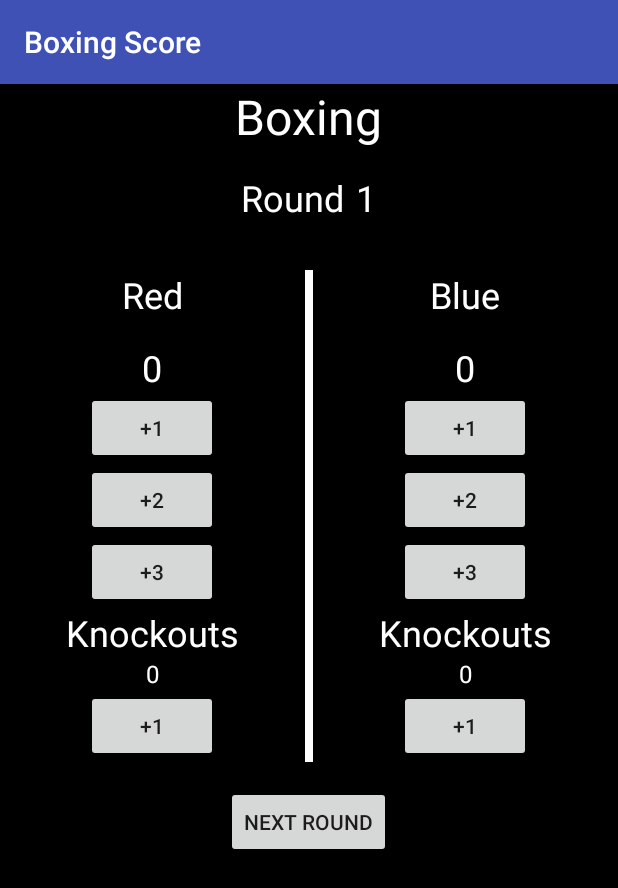
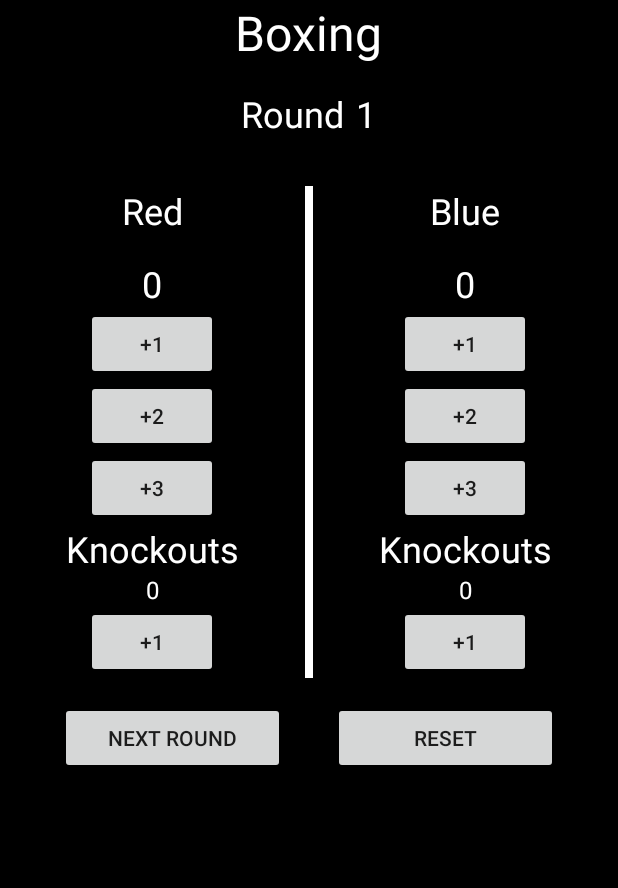
Before and after one commit to YNGDZY/BoxingScore, an Android app: the screen it shows after launch (MainActivity), on a phone screen of 412 x 824 dp. Shown: the top 888 px of the screen. Run offline under Robolectric (Android 15) with nearby library versions, the phone set to English and light mode, and no system bars.

Commit message:
Updated and issue fixed.

```diff
--- a/app/src/main/res/layout/activity_main.xml
+++ b/app/src/main/res/layout/activity_main.xml
@@ -1,5 +1,5 @@
 <?xml version="1.0" encoding="utf-8"?>
-<LinearLayout xmlns:android="http://schemas.android.com/apk/res/android"
+<ScrollView xmlns:android="http://schemas.android.com/apk/res/android"
     xmlns:app="http://schemas.android.com/apk/res-auto"
     xmlns:tools="http://schemas.android.com/tools"
     android:layout_width="match_parent"
@@ -8,6 +8,11 @@
     android:gravity="center_horizontal"
     android:orientation="vertical"
     android:background="@color/black">
+    <LinearLayout
+        android:layout_width="match_parent"
+        android:layout_height="wrap_content"
+        android:orientation="vertical"
+        android:gravity="center_horizontal">
 
     <TextView
         android:layout_width="wrap_content"
@@ -188,10 +193,22 @@
         </LinearLayout>
 
     </LinearLayout>
-    <Button
+    <LinearLayout
         android:layout_width="wrap_content"
+        android:layout_height="wrap_content">
+        <Button
+        android:layout_width="150dp"
         android:layout_height="wrap_content"
         android:id="@+id/nextRound"
         android:text="@string/next_round"
         android:layout_margin="16dp"/>
-</LinearLayout>
+
+        <Button
+            android:layout_width="150dp"
+            android:layout_height="wrap_content"
+            android:layout_margin="16dp"
+            android:text="@string/reset"
+            android:id="@+id/reset"/>
+    </LinearLayout>
+    </LinearLayout>
+</ScrollView>
--- a/app/src/main/res/values/strings.xml
+++ b/app/src/main/res/values/strings.xml
@@ -14,5 +14,6 @@
     <string name="red_5">+5</string>
     <string name="next_round">Next Round</string>
     <string name="knockout">Knockouts</string>
+    <string name="reset">Reset</string>
 
 </resources>
--- a/app/src/main/res/values/styles.xml
+++ b/app/src/main/res/values/styles.xml
@@ -1,7 +1,7 @@
 <resources>
 
     <!-- Base application theme. -->
-    <style name="AppTheme" parent="Theme.AppCompat.Light.DarkActionBar">
+    <style name="AppTheme" parent="Theme.AppCompat.Light.NoActionBar">
         <item name="android:windowActionBar">false</item>
         <item name="android:windowNoTitle">true</item>
         <!-- Customize your theme here. -->
```
Also changed, not shown: app/src/main/java/com/example/deezy/boxingscore/MainActivity.java (+59 -11 lines).
